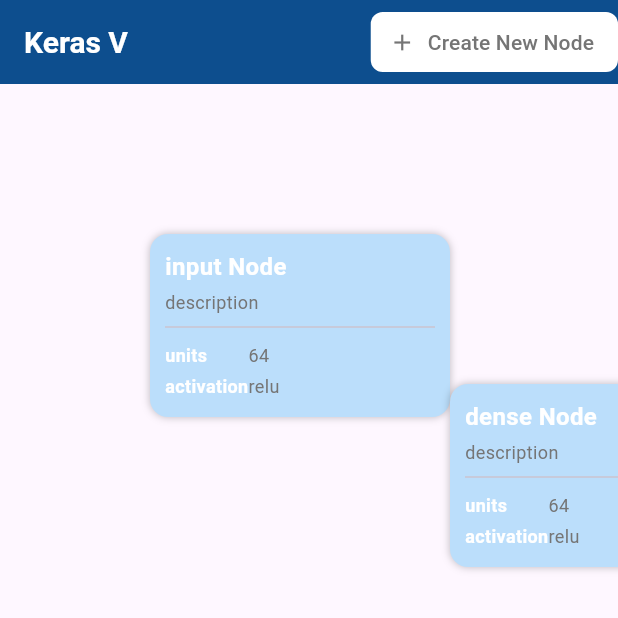
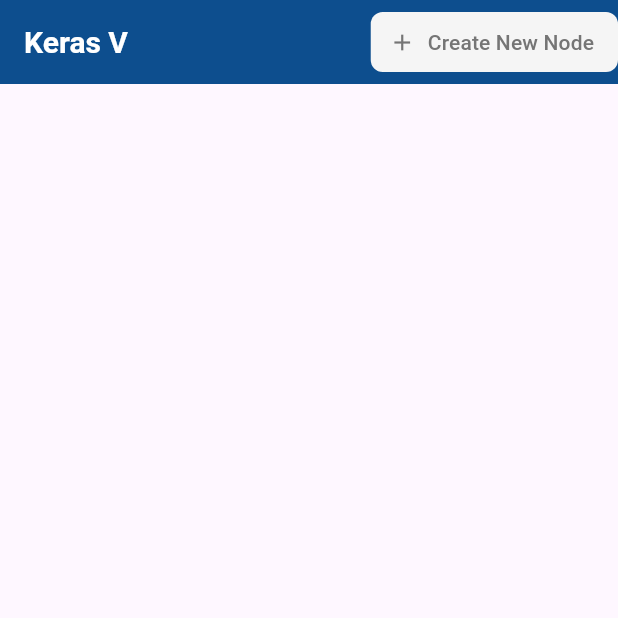
Before and after one commit to tensor-v/tensorV, a Flutter app: the screen it shows after launch, on a phone screen of 412 x 824 dp, the top half of it. Run offline on Flutter 3.47's test engine with Material 3 defaults, Android fonts, the light colour scheme and no system bars.

Commit message:
refactoring code

```diff
--- a/lib/canvas_page.dart
+++ b/lib/canvas_page.dart
@@ -1,6 +1,6 @@
 import 'package:flutter/material.dart';
-import 'layer_node.dart';
-import 'node_edit.dart';
+import 'draggable_node.dart';
+import 'create_node_dialog.dart';
 import 'theme/colors.dart';
 
 class CanvasPage extends StatefulWidget {
@@ -11,25 +11,26 @@
 }
 
 class _CanvasPageState extends State<CanvasPage> {
-  final Map<String, Offset> nodePositions = {
-    'input': const Offset(100, 100),
-    'dense': const Offset(300, 200),
-  };
-
-  void updateNodePosition(String id, Offset delta) {
-    setState(() {
-      nodePositions[id] = nodePositions[id]! + delta;
-    });
-  }
+  final Set<DraggableNode> nodes = {};
+  String selectedType = "Dense";
 
   // 다이얼로그 호출 함수
   void showCreateNodeDialog() {
-    String selectedType = 'Dense';
-    final TextEditingController paramController = TextEditingController();
-
     showDialog(
       context: context,
-      builder: (_) => NodeEditDialog(),
+      builder: (_) => CreateNodeDialog(
+        onConfirm: (data) => {
+          setState(() {
+            nodes.add(DraggableNode(
+              data: data,
+              onDrag: (delta) => {
+                setState(() {})
+              },
+              position: Offset(100, 200)
+            ));
+          })
+        }
+      )
     );
   }
 
@@ -41,7 +42,7 @@
         title: const Text(
           "Keras V",
           style: TextStyle(
-            color: AppColors.textPrimary, // 원하는 텍스트 색상으로 지정
+            color: AppColors.textPrimary,
             fontWeight: FontWeight.bold,
             fontSize: 20,
           ),
@@ -52,8 +53,7 @@
             label: const Text("Create New Node", style: TextStyle(color: AppColors.textSecondary)),
             onPressed: showCreateNodeDialog,
             style: TextButton.styleFrom(
-              backgroundColor: Colors.white, // 원하는 배경색
-              // 필요하면 패딩이나 모서리 둥글게 등 추가 가능
+              backgroundColor: AppColors.background,
               shape: RoundedRectangleBorder(
                 borderRadius: BorderRadius.circular(8),
               ),
@@ -66,21 +66,11 @@
         minScale: 0.1,
         maxScale: 5.0,
         child: Stack(
-          children: nodePositions.entries.map((entry) {
+          children: nodes.map((entry) {
             return Positioned(
-              left: entry.value.dx,
-              top: entry.value.dy,
-              child: DraggableNode(
-                id: entry.key,
-                data: NodeData(
-                  title: "${entry.key} Node",
-                  description: "description",
-                  parameters: {
-                    "units": 64,
-                    "activation": "relu",
-                  }),
-                onDrag: (delta) => updateNodePosition(entry.key, delta),
-              ),
+              left: entry.position.dx,
+              top: entry.position.dy,
+              child: entry
             );
           }).toList(),
         ),
--- a/lib/layer_node.dart
+++ /dev/null
@@ -1,92 +0,0 @@
-import 'package:flutter/material.dart';
-import 'theme/colors.dart';
-
-class NodeData {
-  final String title;
-  final String description;
-  final Map<String, Object> parameters;
-  NodeData({
-    required this.title,
-    required this.description,
-    required this.parameters
-  });
-}
-
-
-class DraggableNode extends StatelessWidget {
-  final String id;
-  final void Function(Offset delta) onDrag;
-  final NodeData data;
-
-  const DraggableNode({
-    super.key,
-    required this.id,
-    required this.data,
-    required this.onDrag,
-  });
-
-  @override
-  Widget build(BuildContext context) {
-    return GestureDetector(
-      onPanUpdate: (details) => onDrag(details.delta),
-      child: Container(
-        width: 200,
-        padding: const EdgeInsets.all(10),
-        decoration: BoxDecoration(
-          color: AppColors.nodeBackground,
-          borderRadius: BorderRadius.circular(12),
-          boxShadow: const [BoxShadow(color: AppColors.shadow, blurRadius: 4)],
-        ),
-        child: Column(
-          crossAxisAlignment: CrossAxisAlignment.start,
-          children: [
-            // 제목
-            Text(
-              data.title,
-              style: const TextStyle(
-                fontWeight: FontWeight.bold,
-                fontSize: 16,
-                color: AppColors.textPrimary,
-              ),
-            ),
-            const SizedBox(height: 4),
-            // 설명
-            Text(
-              data.description,
-              style: const TextStyle(fontSize: 12, color: AppColors.textSecondary),
-            ),
-            const Divider(),
-            // 파라미터 테이블
-            Table(
-              columnWidths: const {
-                0: IntrinsicColumnWidth(),
-                1: FlexColumnWidth(),
-              },
-              defaultVerticalAlignment: TableCellVerticalAlignment.middle,
-              children: data.parameters.entries.map((entry) {
-                return TableRow(
-                  children: [
-                    Padding(
-                      padding: const EdgeInsets.symmetric(vertical: 2),
-                      child: Text(
-                        entry.key,
-                        style: const TextStyle(fontSize: 12, fontWeight: FontWeight.w600, color: AppColors.textPrimary),
-                      ),
-                    ),
-                    Padding(
-                      padding: const EdgeInsets.symmetric(vertical: 2),
-                      child: Text(
-                        entry.value.toString(),
-                        style: const TextStyle(fontSize: 12, color: AppColors.textSecondary),
-                      ),
-                    ),
-                  ],
-                );
-              }).toList(),
-            ),
-          ],
-        ),
-      ),
-    );
-  }
-}
--- a/lib/main.dart
+++ b/lib/main.dart
@@ -13,9 +13,6 @@
   Widget build(BuildContext context) {
     return MaterialApp(
       title: 'TensorV Demo',
-      theme: ThemeData(
-        colorScheme: ColorScheme.fromSeed(seedColor: Colors.deepPurple),
-      ),
       home: CanvasPage()
     );
   }
```
Also changed, not shown: lib/create_node_dialog.dart (added, +70 -0 lines), lib/draggable_node.dart (added, +40 -0 lines), lib/node_data.dart (added, +13 -0 lines), lib/node_edit.dart (+1 -83 lines).
